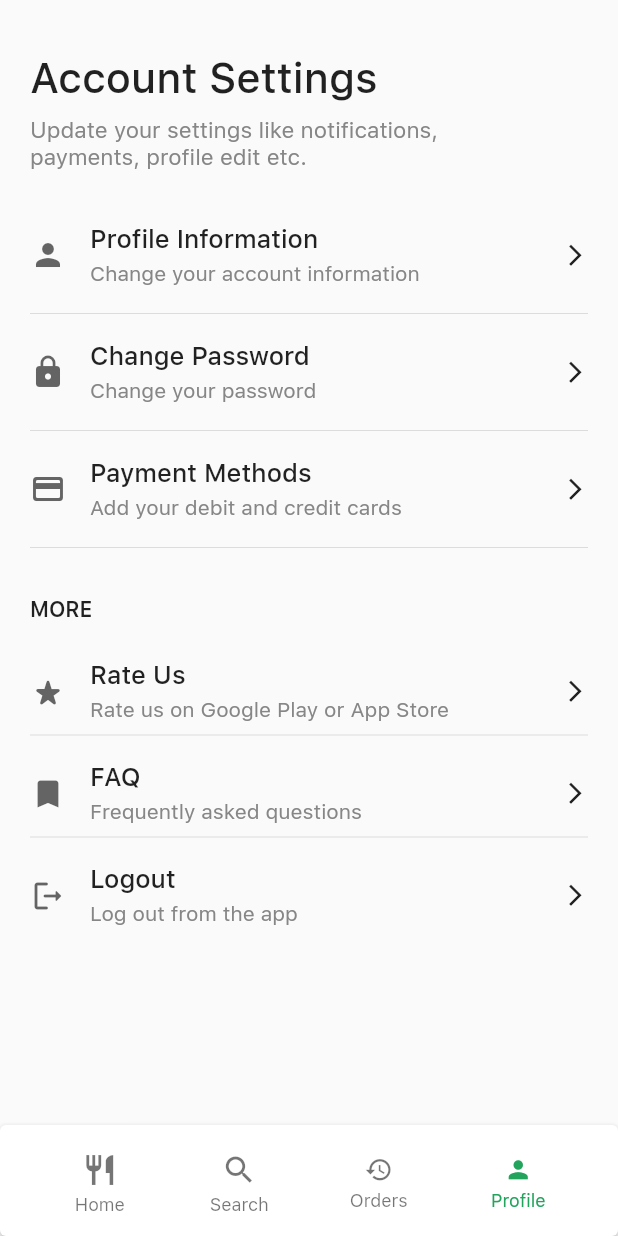
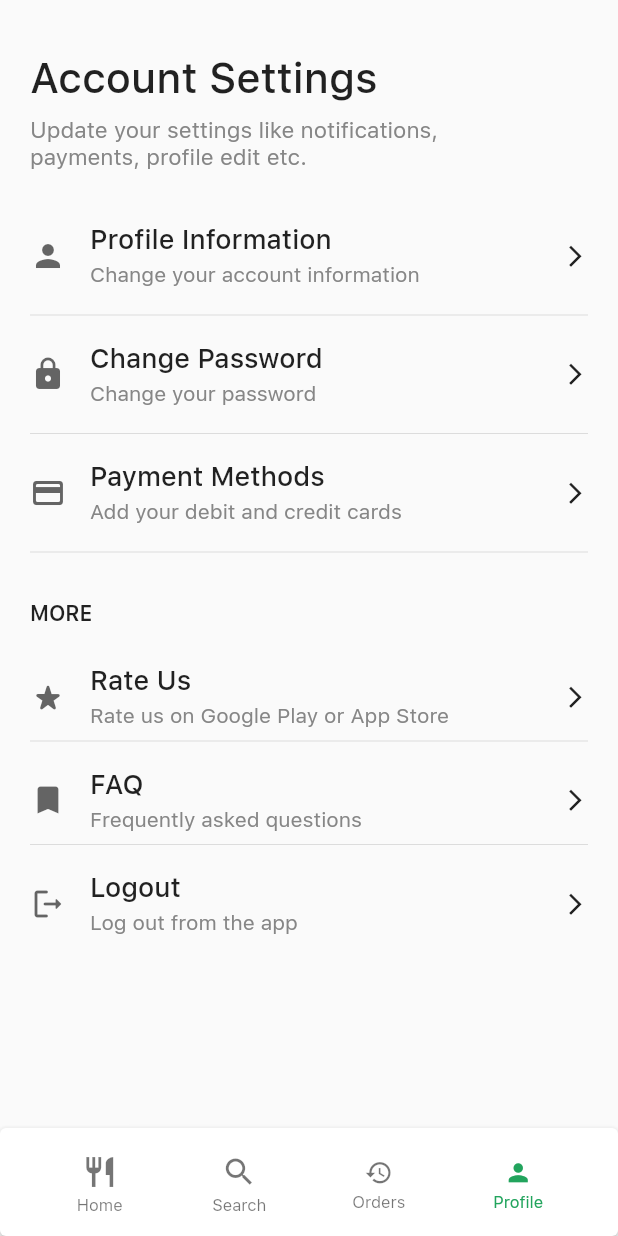
Before and after one commit to fahadimran7/foodly, a Flutter app: the HomeView screen opened by its route, item 4 of the bottom bar chosen, on a phone screen of 412 x 824 dp. Run offline on Flutter 3.47's test engine with Material 2 defaults, Android fonts, the phone set to English and light mode, and no system bars; our stand-ins replace auth_buttons, cached_network_image, cloud_firestore, firebase_core, flutter_dotenv, font_awesome_flutter and 5 more; missing offline and left inert: places_service, stacked_firebase_auth; accounts and stored records are empty; statements that could not run were skipped.

Commit message:
fix: add custom colors to styles

```diff
--- a/lib/ui/account_settings.dart/account_settings_view.dart
+++ b/lib/ui/account_settings.dart/account_settings_view.dart
@@ -111,7 +111,7 @@ Widget _buildDetailsRow(
       children: [
         Icon(
           icon,
-          color: const Color.fromARGB(187, 46, 46, 46),
+          color: kcIconColorDark,
         ),
         Expanded(
           child: Padding(
@@ -122,7 +122,7 @@ Widget _buildDetailsRow(
                 Text(
                   title,
                   style: const TextStyle(
-                    fontSize: 17,
+                    fontSize: kBodyTextLarge1,
                     fontWeight: FontWeight.w500,
                   ),
                 ),
--- a/lib/ui/dumb_widgets/layout/bottom_navbar.dart
+++ b/lib/ui/dumb_widgets/layout/bottom_navbar.dart
@@ -25,8 +25,8 @@ class BottomNavBar extends StatelessWidget {
           onTap: onNavItemTapped,
           selectedItemColor: kcPrimaryColor,
           unselectedItemColor: Colors.black54,
-          selectedFontSize: kBodyTextCaption,
-          unselectedFontSize: kBodyTextCaption,
+          selectedFontSize: kBodyTextTiny,
+          unselectedFontSize: kBodyTextTiny,
           items: const [
             BottomNavigationBarItem(
               label: 'Home',
--- a/lib/ui/featured_restaurants/components/editors_pick_restaurant_card.dart
+++ b/lib/ui/featured_restaurants/components/editors_pick_restaurant_card.dart
@@ -73,7 +73,7 @@ class EditorsPickRestaurantCard extends StatelessWidget {
               style: const TextStyle(
                 fontSize: kBodyTextCaption,
                 fontWeight: FontWeight.w500,
-                color: Color.fromARGB(167, 0, 0, 0),
+                color: kcIconColorDark,
               ),
             ),
             horizontalSpaceSmall,
@@ -84,7 +84,7 @@ class EditorsPickRestaurantCard extends StatelessWidget {
               style: const TextStyle(
                 fontSize: kBodyTextCaption,
                 fontWeight: FontWeight.w500,
-                color: Color.fromARGB(167, 0, 0, 0),
+                color: kcIconColorDark,
               ),
             )
           ],
--- a/lib/ui/featured_restaurants/components/featured_restaurant_card.dart
+++ b/lib/ui/featured_restaurants/components/featured_restaurant_card.dart
@@ -71,7 +71,7 @@ class FeaturedRestaurantCard extends StatelessWidget {
               style: const TextStyle(
                 fontSize: kBodyTextCaption,
                 fontWeight: FontWeight.w500,
-                color: Color.fromARGB(167, 0, 0, 0),
+                color: kcIconColorDark,
               ),
             ),
             horizontalSpaceSmall,
@@ -82,7 +82,7 @@ class FeaturedRestaurantCard extends StatelessWidget {
               style: const TextStyle(
                 fontSize: kBodyTextCaption,
                 fontWeight: FontWeight.w500,
-                color: Color.fromARGB(167, 0, 0, 0),
+                color: kcIconColorDark,
               ),
             )
           ],
--- a/lib/ui/featured_restaurants/components/featured_screen_header.dart
+++ b/lib/ui/featured_restaurants/components/featured_screen_header.dart
@@ -21,7 +21,7 @@ class FeaturedScreenHeader extends StatelessWidget {
             const Text(
               'DELIVERY TO',
               style: TextStyle(
-                fontSize: kBodyTextCaption,
+                fontSize: kBodyTextTiny,
                 color: kcPrimaryColor,
                 letterSpacing: 0.45,
                 fontWeight: FontWeight.w500,
@@ -32,7 +32,7 @@ class FeaturedScreenHeader extends StatelessWidget {
               location,
               style: const TextStyle(
                 fontWeight: FontWeight.w500,
-                fontSize: kH4Title,
+                fontSize: kBodyTextLarge2,
               ),
             ),
           ],
--- a/lib/ui/onboarding/onboarding_view.dart
+++ b/lib/ui/onboarding/onboarding_view.dart
@@ -20,9 +20,8 @@ class OnboardingView extends StatelessWidget {
             height: 6,
             width: model.currentPage == index ? 20 : 6,
             decoration: BoxDecoration(
-              color: model.currentPage == index
-                  ? primaryGreen
-                  : const Color.fromARGB(255, 219, 219, 219),
+              color:
+                  model.currentPage == index ? primaryGreen : kcLightGreyColor2,
               borderRadius: BorderRadius.circular(3),
             ),
           );
--- a/lib/ui/shared/dialogs/basic_dialog.dart
+++ b/lib/ui/shared/dialogs/basic_dialog.dart
@@ -74,7 +74,7 @@ class _BasicDialogContent extends StatelessWidget {
                       child: Text(
                         request.secondaryButtonTitle!,
                         style: const TextStyle(
-                          color: Color.fromARGB(221, 43, 43, 43),
+                          color: kcIconColorDark,
                         ),
                       ),
                     ),
--- a/lib/ui/shared/styles.dart
+++ b/lib/ui/shared/styles.dart
@@ -4,6 +4,9 @@ const Color kcPrimaryColor = Color(0xff22A45D);
 const Color kcMediumGreyColor = Color(0xff868686);
 const Color kcLightGreyColor = Color.fromARGB(255, 243, 243, 243);
 const Color kcInputFillColor = Color.fromARGB(255, 248, 248, 248);
+const Color kcIconColorDark = Color.fromARGB(187, 46, 46, 46);
+const Color kcLightGreyColor2 = Color.fromARGB(255, 219, 219, 219);
+const Color kcLightGreyColor3 = Color.fromARGB(255, 233, 233, 233);
 
 const Color kcRedColor = Color(0xfff44336);
 const Color kcOrangeColor = Color(0xffff9800);
@@ -11,9 +14,10 @@ const Color kcOrangeColor = Color(0xffff9800);
 const TextStyle ktsMediumGreyBodyText =
     TextStyle(color: kcMediumGreyColor, fontSize: kBodyTextNormal);
 
+const double kBodyTextTiny = 11;
+const double kBodyTextCaption = 12;
 const double kBodyTextSmall1 = 14;
 const double kBodyTextSmall2 = 15;
-const double kBodyTextCaption = 12;
 const double kBodyTextNormal = 16;
 const double kBodyTextLarge1 = 18;
 const double kBodyTextLarge2 = 19;
```
Also changed, not shown: lib/ui/user_profile/components/update_profile_form.dart (+6 -6 lines).
